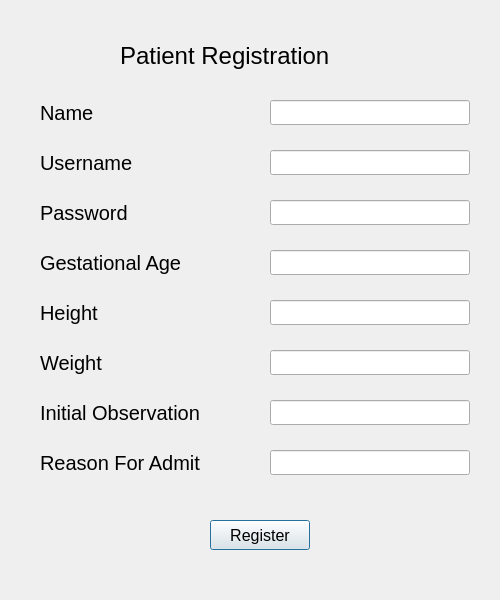
Before: the Qt Designer form patient_reg.ui in adityarnayak2001/MLT_BabyAnalysis, drawn with Qt 5.
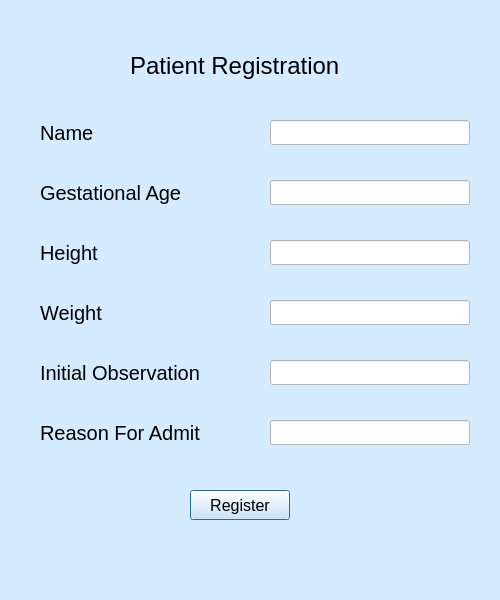
After: the same form once the commit is applied.

Commit message: patient reg form

The edit to the form file:
```diff
--- a/patient_reg.ui
+++ b/patient_reg.ui
@@ -13,11 +13,14 @@
   <property name="windowTitle">
    <string>Dialog</string>
   </property>
-  <widget class="QPushButton" name="pushButton">
+  <property name="styleSheet">
+   <string notr="true">background-color: rgb(213, 235, 255);</string>
+  </property>
+  <widget class="QPushButton" name="regButton">
    <property name="geometry">
     <rect>
-     <x>210</x>
-     <y>520</y>
+     <x>190</x>
+     <y>490</y>
      <width>100</width>
      <height>30</height>
     </rect>
@@ -35,7 +38,7 @@
    <property name="geometry">
     <rect>
      <x>40</x>
-     <y>250</y>
+     <y>180</y>
      <width>200</width>
      <height>25</height>
     </rect>
@@ -59,7 +62,7 @@
    <property name="geometry">
     <rect>
      <x>40</x>
-     <y>100</y>
+     <y>120</y>
      <width>200</width>
      <height>25</height>
     </rect>
@@ -83,27 +86,33 @@
    <property name="geometry">
     <rect>
      <x>270</x>
-     <y>250</y>
+     <y>180</y>
      <width>200</width>
      <height>25</height>
     </rect>
    </property>
+   <property name="styleSheet">
+    <string notr="true">background-color: rgb(255, 255, 255);</string>
+   </property>
   </widget>
   <widget class="QLineEdit" name="lineEdit">
    <property name="geometry">
     <rect>
      <x>270</x>
-     <y>100</y>
+     <y>120</y>
      <width>200</width>
      <height>25</height>
     </rect>
    </property>
+   <property name="styleSheet">
+    <string notr="true">background-color: rgb(255, 255, 255);</string>
+   </property>
   </widget>
   <widget class="QLabel" name="label_3">
    <property name="geometry">
     <rect>
-     <x>120</x>
-     <y>40</y>
+     <x>130</x>
+     <y>50</y>
      <width>260</width>
      <height>31</height>
     </rect>
@@ -127,7 +136,7 @@
    <property name="geometry">
     <rect>
      <x>40</x>
-     <y>400</y>
+     <y>360</y>
      <width>200</width>
      <height>25</height>
     </rect>
@@ -151,27 +160,33 @@
    <property name="geometry">
     <rect>
      <x>270</x>
-     <y>450</y>
+     <y>420</y>
      <width>200</width>
      <height>25</height>
     </rect>
    </property>
+   <property name="styleSheet">
+    <string notr="true">background-color: rgb(255, 255, 255);</string>
+   </property>
   </widget>
   <widget class="QLineEdit" name="lineEdit_4">
    <property name="geometry">
     <rect>
      <x>270</x>
-     <y>400</y>
+     <y>360</y>
      <width>200</width>
      <height>25</height>
     </rect>
    </property>
+   <property name="styleSheet">
+    <string notr="true">background-color: rgb(255, 255, 255);</string>
+   </property>
   </widget>
   <widget class="QLabel" name="label_5">
    <property name="geometry">
     <rect>
      <x>40</x>
-     <y>450</y>
+     <y>420</y>
      <width>200</width>
      <height>25</height>
     </rect>
@@ -195,27 +210,33 @@
    <property name="geometry">
     <rect>
      <x>270</x>
-     <y>300</y>
+     <y>240</y>
      <width>200</width>
      <height>25</height>
     </rect>
    </property>
+   <property name="styleSheet">
+    <string notr="true">background-color: rgb(255, 255, 255);</string>
+   </property>
   </widget>
   <widget class="QLineEdit" name="lineEdit_6">
    <property name="geometry">
     <rect>
      <x>270</x>
-     <y>350</y>
+     <y>300</y>
      <width>200</width>
      <height>25</height>
     </rect>
    </property>
+   <property name="styleSheet">
+    <string notr="true">background-color: rgb(255, 255, 255);</string>
+   </property>
   </widget>
   <widget class="QLabel" name="label_6">
    <property name="geometry">
     <rect>
      <x>40</x>
-     <y>300</y>
+     <y>240</y>
      <width>200</width>
      <height>25</height>
     </rect>
@@ -239,7 +260,7 @@
    <property name="geometry">
     <rect>
      <x>40</x>
-     <y>350</y>
+     <y>300</y>
      <width>200</width>
      <height>25</height>
     </rect>
@@ -259,80 +280,6 @@
     <string>Weight</string>
    </property>
   </widget>
-  <widget class="QLineEdit" name="lineEdit_7">
-   <property name="geometry">
-    <rect>
-     <x>270</x>
-     <y>200</y>
-     <width>200</width>
-     <height>25</height>
-    </rect>
-   </property>
-   <property name="text">
-    <string/>
-   </property>
-  </widget>
-  <widget class="QLineEdit" name="lineEdit_8">
-   <property name="geometry">
-    <rect>
-     <x>270</x>
-     <y>150</y>
-     <width>200</width>
-     <height>25</height>
-    </rect>
-   </property>
-   <property name="text">
-    <string/>
-   </property>
-  </widget>
-  <widget class="QLabel" name="label_8">
-   <property name="geometry">
-    <rect>
-     <x>40</x>
-     <y>150</y>
-     <width>200</width>
-     <height>25</height>
-    </rect>
-   </property>
-   <property name="sizePolicy">
-    <sizepolicy hsizetype="Minimum" vsizetype="Preferred">
-     <horstretch>0</horstretch>
-     <verstretch>0</verstretch>
-    </sizepolicy>
-   </property>
-   <property name="font">
-    <font>
-     <pointsize>15</pointsize>
-    </font>
-   </property>
-   <property name="text">
-    <string>Username</string>
-   </property>
-  </widget>
-  <widget class="QLabel" name="label_9">
-   <property name="geometry">
-    <rect>
-     <x>40</x>
-     <y>200</y>
-     <width>200</width>
-     <height>25</height>
-    </rect>
-   </property>
-   <property name="sizePolicy">
-    <sizepolicy hsizetype="Minimum" vsizetype="Preferred">
-     <horstretch>0</horstretch>
-     <verstretch>0</verstretch>
-    </sizepolicy>
-   </property>
-   <property name="font">
-    <font>
-     <pointsize>15</pointsize>
-    </font>
-   </property>
-   <property name="text">
-    <string>Password</string>
-   </property>
-  </widget>
  </widget>
  <resources/>
  <connections/>
```
Left out of the diff: 12 changed lines with no effect on the pictures. The commit also changes 9 other files.
